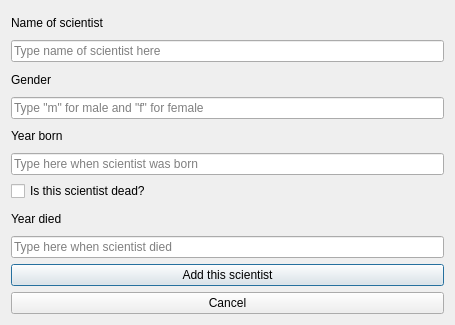
Qt form addscientist.ui (stefanv15/verklegtNamskeid_skil3) before a commit.
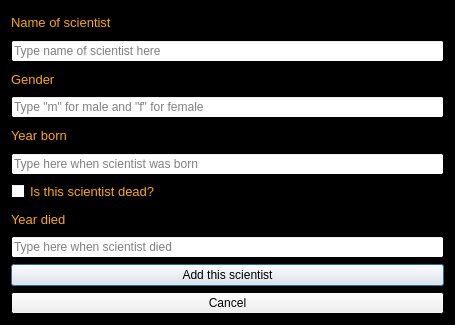
The same form after that commit.

Patch:
```diff
--- a/addscientist.ui
+++ b/addscientist.ui
@@ -10,12 +10,108 @@
     <height>325</height>
    </rect>
   </property>
+  <property name="palette">
+   <palette>
+    <active>
+     <colorrole role="WindowText">
+      <brush brushstyle="SolidPattern">
+       <color alpha="255">
+        <red>255</red>
+        <green>170</green>
+        <blue>0</blue>
+       </color>
+      </brush>
+     </colorrole>
+     <colorrole role="Base">
+      <brush brushstyle="SolidPattern">
+       <color alpha="255">
+        <red>255</red>
+        <green>255</green>
+        <blue>255</blue>
+       </color>
+      </brush>
+     </colorrole>
+     <colorrole role="Window">
+      <brush brushstyle="SolidPattern">
+       <color alpha="255">
+        <red>0</red>
+        <green>0</green>
+        <blue>0</blue>
+       </color>
+      </brush>
+     </colorrole>
+    </active>
+    <inactive>
+     <colorrole role="WindowText">
+      <brush brushstyle="SolidPattern">
+       <color alpha="255">
+        <red>255</red>
+        <green>170</green>
+        <blue>0</blue>
+       </color>
+      </brush>
+     </colorrole>
+     <colorrole role="Base">
+      <brush brushstyle="SolidPattern">
+       <color alpha="255">
+        <red>255</red>
+        <green>255</green>
+        <blue>255</blue>
+       </color>
+      </brush>
+     </colorrole>
+     <colorrole role="Window">
+      <brush brushstyle="SolidPattern">
+       <color alpha="255">
+        <red>0</red>
+        <green>0</green>
+        <blue>0</blue>
+       </color>
+      </brush>
+     </colorrole>
+    </inactive>
+    <disabled>
+     <colorrole role="WindowText">
+      <brush brushstyle="SolidPattern">
+       <color alpha="255">
+        <red>120</red>
+        <green>120</green>
+        <blue>120</blue>
+       </color>
+      </brush>
+     </colorrole>
+     <colorrole role="Base">
+      <brush brushstyle="SolidPattern">
+       <color alpha="255">
+        <red>0</red>
+        <green>0</green>
+        <blue>0</blue>
+       </color>
+      </brush>
+     </colorrole>
+     <colorrole role="Window">
+      <brush brushstyle="SolidPattern">
+       <color alpha="255">
+        <red>0</red>
+        <green>0</green>
+        <blue>0</blue>
+       </color>
+      </brush>
+     </colorrole>
+    </disabled>
+   </palette>
+  </property>
   <property name="windowTitle">
    <string>Dialog</string>
   </property>
   <layout class="QVBoxLayout" name="verticalLayout">
    <item>
     <widget class="QLabel" name="label">
+     <property name="font">
+      <font>
+       <pointsize>10</pointsize>
+      </font>
+     </property>
      <property name="text">
       <string>Name of scientist</string>
      </property>
@@ -30,6 +126,11 @@
    </item>
    <item>
     <widget class="QLabel" name="label_2">
+     <property name="font">
+      <font>
+       <pointsize>10</pointsize>
+      </font>
+     </property>
      <property name="text">
       <string>Gender</string>
      </property>
@@ -44,6 +145,11 @@
    </item>
    <item>
     <widget class="QLabel" name="label_3">
+     <property name="font">
+      <font>
+       <pointsize>10</pointsize>
+      </font>
+     </property>
      <property name="text">
       <string>Year born</string>
      </property>
@@ -58,6 +164,11 @@
    </item>
    <item>
     <widget class="QCheckBox" name="check_isdead">
+     <property name="font">
+      <font>
+       <pointsize>10</pointsize>
+      </font>
+     </property>
      <property name="text">
       <string>Is this scientist dead?</string>
      </property>
@@ -65,6 +176,11 @@
    </item>
    <item>
     <widget class="QLabel" name="label_4">
+     <property name="font">
+      <font>
+       <pointsize>10</pointsize>
+      </font>
+     </property>
      <property name="text">
       <string>Year died</string>
      </property>
```
